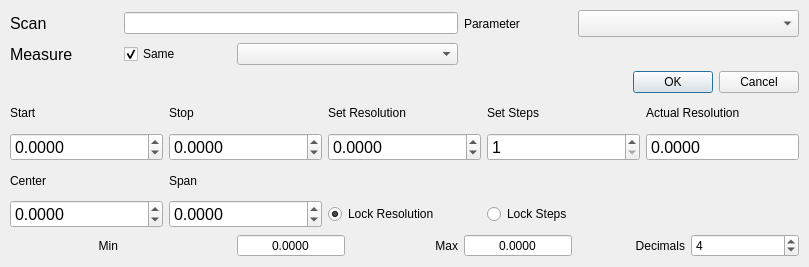
Old version of the form clients/script_scanner_gui/Views/selectScan.ui in the repository thetorque/LatticeUmi.
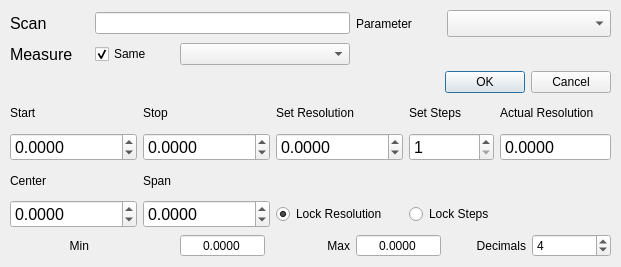
New version of the form.

What changed in the file:
```diff
--- a/clients/script_scanner_gui/Views/selectScan.ui
+++ b/clients/script_scanner_gui/Views/selectScan.ui
@@ -6,7 +6,7 @@
    <rect>
     <x>0</x>
     <y>0</y>
-    <width>809</width>
+    <width>600</width>
     <height>267</height>
    </rect>
   </property>
```
